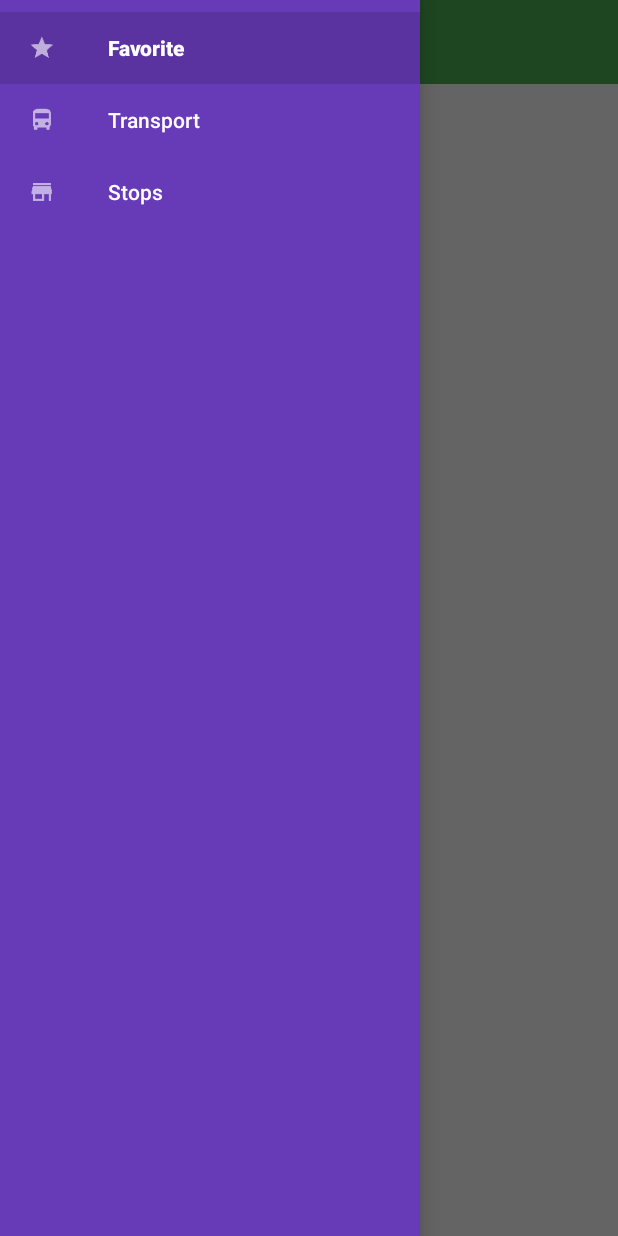
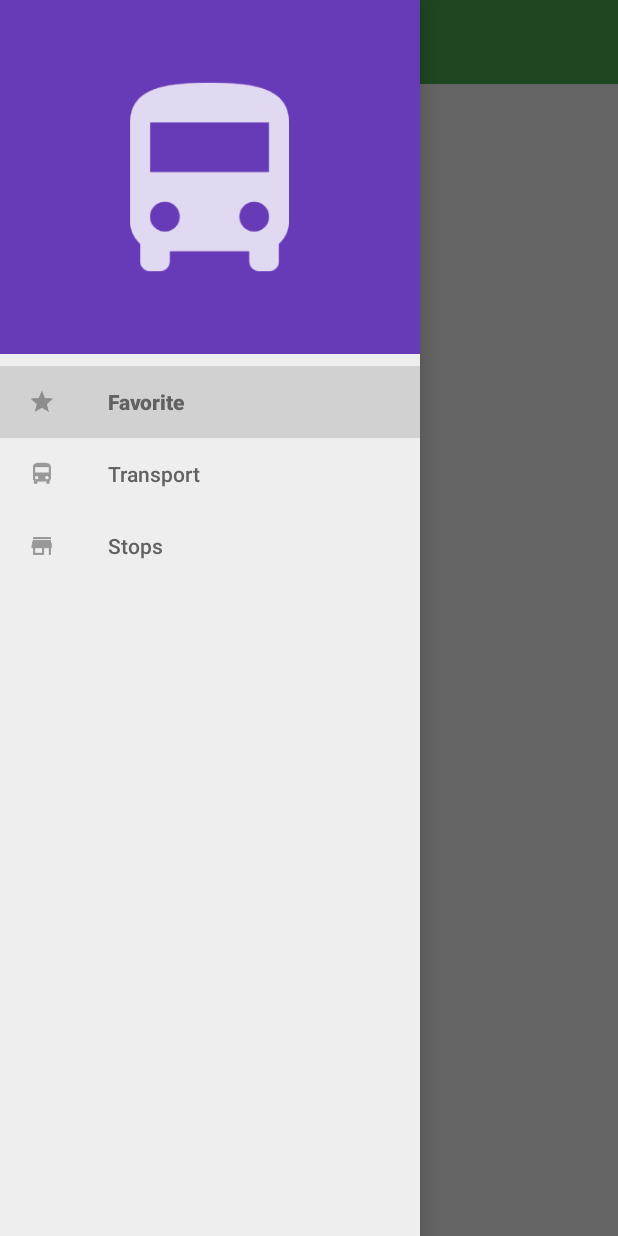
Before and after one commit to offvanHooijdonk/gomeltrans, an Android app: the screen it shows after launch (MainActivity), with the side drawer open, on a phone screen of 412 x 824 dp. Run offline under Robolectric (Android 15) with nearby library versions, the phone set to English and light mode, and no system bars.

Commit message:
Drawer header added. Tab layout started. Styles changed

```diff
--- a/app/src/main/AndroidManifest.xml
+++ b/app/src/main/AndroidManifest.xml
@@ -8,8 +8,7 @@
         android:label="@string/app_name"
         android:theme="@style/AppBaseTheme" >
         <activity
-            android:name=".ui.MainActivity"
-            android:label="@string/app_name" >
+            android:name=".ui.MainActivity">
             <intent-filter>
                 <action android:name="android.intent.action.MAIN" />
 
--- a/app/src/main/java/com/gomeltrans/ui/MainActivity.java
+++ b/app/src/main/java/com/gomeltrans/ui/MainActivity.java
@@ -52,6 +52,8 @@ public class MainActivity extends AppCompatActivity implements NavigationView.On
                 R.string.navigation_drawer_close);
         drawerLayout.setDrawerListener(drawerToggle);
         drawerToggle.syncState();
+
+        navigate(navItemId);
     }
 
     @Override
@@ -95,10 +97,10 @@ public class MainActivity extends AppCompatActivity implements NavigationView.On
             }
         }
 
-        toolbar.setTitle(title);
         fragmentManager.beginTransaction()
                 .replace(R.id.container, fragment)
                 .commit();
+        toolbar.setTitle(title);
     }
 
     @Override
--- a/app/src/main/res/layout/activity_main.xml
+++ b/app/src/main/res/layout/activity_main.xml
@@ -19,8 +19,9 @@
             android:layout_width="match_parent"
             android:layout_height="@dimen/abc_action_bar_default_height_material"
             android:background="?attr/colorPrimary"
-            android:theme="@style/AppBaseTheme.Toolbar"
-            android:minHeight="?attr/actionBarSize"/>
+            android:minHeight="?attr/actionBarSize"
+            app:titleTextAppearance="@style/AppBaseTheme.Toolbar.Title"
+            app:theme="@style/ToolbarColoredBackArrow"/>
 
         <!-- Real content goes here -->
         <FrameLayout
@@ -35,8 +36,9 @@
         android:layout_height="match_parent"
         android:layout_gravity="start"
         android:background="@color/drawer_color"
-        app:itemIconTint="@color/nav_item"
-        app:itemTextColor="@color/nav_item"
+        app:itemTextColor="@color/drawer_item_text"
+        app:itemIconTint="@color/drawer_item_text"
+        app:headerLayout="@layout/drawer_header"
         app:menu="@menu/drawer"/>
 
 </android.support.v4.widget.DrawerLayout>
--- /dev/null
+++ b/app/src/main/res/layout/drawer_header.xml
@@ -0,0 +1,19 @@
+<?xml version="1.0" encoding="utf-8"?>
+<RelativeLayout
+    xmlns:android="http://schemas.android.com/apk/res/android"
+    android:layout_width="match_parent"
+    android:layout_height="match_parent"
+    android:background="@color/drawer_header"
+    android:gravity="center_horizontal"
+    android:orientation="vertical"
+    android:paddingBottom="32dp"
+    android:paddingTop="32dp">
+
+    <ImageView
+        android:layout_width="140dp"
+        android:layout_height="140dp"
+        android:layout_margin="16dp"
+        android:contentDescription="@string/drawer_header_image"
+        android:scaleType="fitXY"
+        android:src="@drawable/ic_transport_white_140dp_a80"/>
+</RelativeLayout>
--- a/app/src/main/res/values-v21/styles.xml
+++ b/app/src/main/res/values-v21/styles.xml
@@ -2,11 +2,11 @@
 <resources>
 
         <style name="AppBaseTheme" parent="Theme.AppCompat.Light.NoActionBar">
-                <item name="android:actionBarStyle">@style/AppBaseTheme.Toolbar</item>
                 <item name="colorPrimary">@color/app_primary</item>
                 <item name="colorPrimaryDark">@color/app_primary_dark</item>
                 <item name="colorAccent">@color/app_accent</item>
 
+                <item name="android:navigationIcon">@style/AppBaseTheme.NavigationIcon</item>
                 <item name="android:colorButtonNormal">@color/app_accent</item>
         </style>
 </resources>
--- a/app/src/main/res/values/colors.xml
+++ b/app/src/main/res/values/colors.xml
@@ -4,8 +4,11 @@
     <color name="app_primary">#4CAF50</color>
     <color name="app_primary_dark">#388E3C</color>
 
-    <color name="drawer_color">#673AB7</color>
-    <color name="drawer_item_text">@android:color/primary_text_dark</color>
+    <color name="toolbar_text">#ffffff</color>
+
+    <color name="drawer_color">#EEEEEE</color>
+    <color name="drawer_header">#673AB7</color>
+    <color name="drawer_item_text">#616161</color>
     <color name="drawer_item_pressed">#cccccc</color>
 
 </resources>
--- a/app/src/main/res/values/strings.xml
+++ b/app/src/main/res/values/strings.xml
@@ -6,6 +6,8 @@
     <string name="item_transport">Transport</string>
     <string name="item_stops">Stops</string>
 
+    <string name="drawer_header_image">Drawer header image</string>
+
     <string name="navigation_drawer_open">Open navigation drawer</string>
     <string name="navigation_drawer_close">Close navigation drawer</string>
 </resources>
--- a/app/src/main/res/values/styles.xml
+++ b/app/src/main/res/values/styles.xml
@@ -1,14 +1,16 @@
 <resources>
 
     <style name="AppBaseTheme" parent="Theme.AppCompat.Light.NoActionBar">
-        <item name="android:actionBarStyle">@style/AppBaseTheme.Toolbar</item>
         <item name="colorPrimary">@color/app_primary</item>
         <item name="colorPrimaryDark">@color/app_primary_dark</item>
         <item name="colorAccent">@color/app_accent</item>
     </style>
 
-    <style name="AppBaseTheme.Toolbar" parent="Widget.AppCompat.Light.ActionBar.Solid">
-        <item name="android:background">@color/app_primary</item>
-        <item name="android:textColor">#ffffff</item>
+    <style name="AppBaseTheme.Toolbar.Title" parent="TextAppearance.Widget.AppCompat.Toolbar.Title">
+        <item name="android:textColor">@color/toolbar_text</item>
+    </style>
+
+    <style name="ToolbarColoredBackArrow">
+        <item name="android:textColorSecondary">@color/toolbar_text</item>
     </style>
 </resources>
```
Also changed, not shown: app/src/main/res/layout/frag_favourite.xml (+16 -7 lines), app/src/main/res/drawable-hdpi/ic_transport_white_140dp_a80.png (added), app/src/main/res/drawable-mdpi/ic_transport_white_140dp_a80.png (added), app/src/main/res/drawable-xhdpi/ic_transport_white_140dp_a80.png (added), app/src/main/res/drawable-xxhdpi/ic_transport_white_140dp_a80.png (added), app/src/main/res/drawable-xxxhdpi/ic_transport_white_140dp_a80.png (added).
